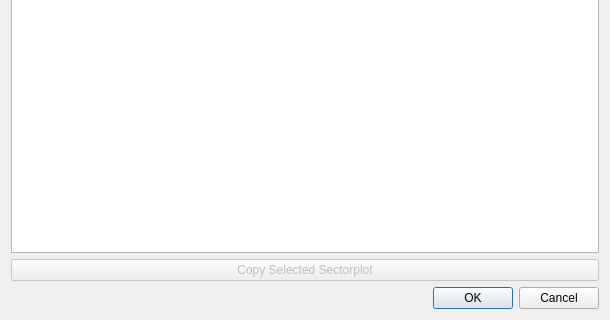
First picture: the form in SectorPlot/sectorplot_sectorplotsets_dialog_base.ui, repository rduivenvoorde/sectorplot, before the edit; both pictures show x 0 to 610 and y 180 to 500 of the 610 by 500 pixel window.
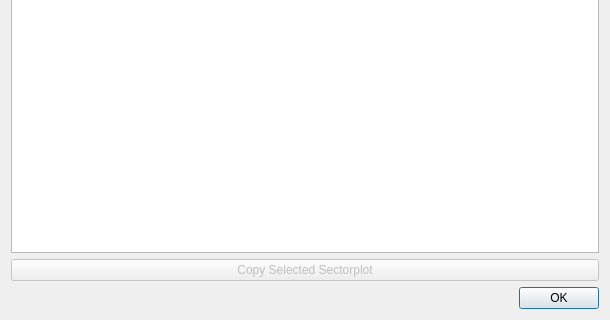
Second picture: the form after the edit.

```diff
--- a/SectorPlot/sectorplot_sectorplotsets_dialog_base.ui
+++ b/SectorPlot/sectorplot_sectorplotsets_dialog_base.ui
@@ -36,7 +36,7 @@
       <enum>Qt::Horizontal</enum>
      </property>
      <property name="standardButtons">
-      <set>QDialogButtonBox::Cancel|QDialogButtonBox::Ok</set>
+      <set>QDialogButtonBox::Ok</set>
      </property>
     </widget>
    </item>
```
